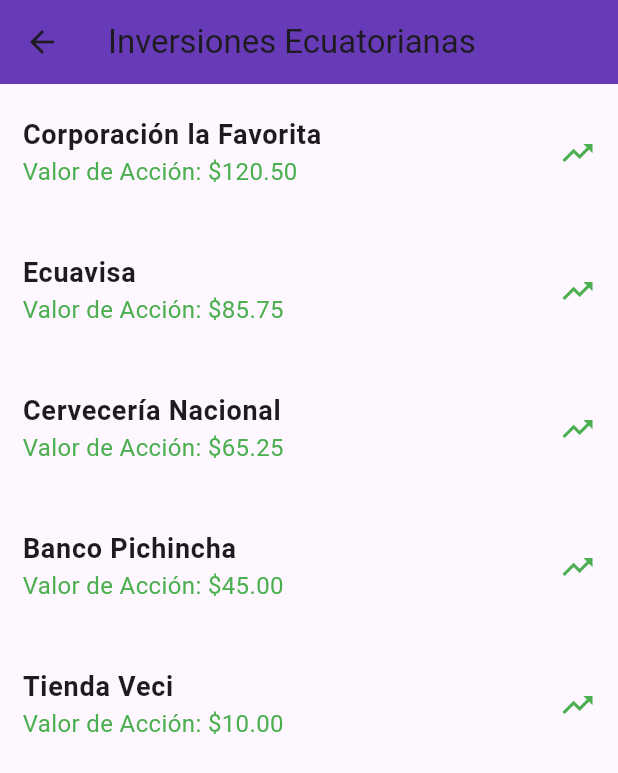
After one commit to DanielAlexander27/hackathon-v2-deuna, a Flutter app: the EcuInvest screen opened by its route, on a phone screen of 412 x 824 dp. The commit adds this screen. Shown: the top 773 px of the screen. Run offline on Flutter 3.47's test engine with Material 3 defaults, Android fonts, the phone set to English and light mode, and no system bars; our stand-ins replace fl_chart, flutter_riverpod, go_router, riverpod_annotation; generated files the repository leaves out were written again.

Commit message:
EcuInvest

```diff
--- a/lib/router/app_router/app_router.dart
+++ b/lib/router/app_router/app_router.dart
@@ -64,6 +64,12 @@
                 parentNavigatorKey: rootNavigatorKey,
                 builder: (context, state) => AcademyScreen(),
               ),
+              GoRoute(
+                path: Destinations.ecuInvest.path,
+                name: Destinations.ecuInvest.path,
+                parentNavigatorKey: rootNavigatorKey,
+                builder: (context, state) => EcuInvest(),
+              ),
             ],
           ),
           GoRoute(
--- /dev/null
+++ b/lib/ui/screens/ecuInvest/ecu_invest.dart
@@ -0,0 +1,114 @@
+import 'package:fl_chart/fl_chart.dart';
+import 'package:flutter/material.dart';
+import 'package:hackathon_v2_deuna/ui/styles/app_colors.dart';
+import 'grafico_acciones.dart';
+
+// Modelo de Empresa
+class Empresa {
+  final String nombre;
+  final double valorAccion;
+  final List<FlSpot> historialAcciones;
+
+  Empresa({required this.nombre, required this.valorAccion, required this.historialAcciones});
+}
+
+class EcuInvest extends StatelessWidget {
+  // Lista de empresas con datos históricos
+  final List<Empresa> empresas = [
+    Empresa(
+      nombre: 'Corporación la Favorita',
+      valorAccion: 120.50,
+      historialAcciones: [
+        FlSpot(0, 120.50),
+        FlSpot(1, 125.00),
+        FlSpot(2, 130.80),
+        FlSpot(3, 128.00),
+        FlSpot(4, 135.00),
+      ],
+    ),
+    Empresa(
+      nombre: 'Ecuavisa',
+      valorAccion: 85.75,
+      historialAcciones: [
+        FlSpot(0, 85.75),
+        FlSpot(1, 90.20),
+        FlSpot(2, 88.00),
+        FlSpot(3, 89.50),
+        FlSpot(4, 87.00),
+      ],
+    ),
+    Empresa(
+      nombre: 'Cervecería Nacional',
+      valorAccion: 65.25,
+      historialAcciones: [
+        FlSpot(0, 65.25),
+        FlSpot(1, 63.00),
+        FlSpot(2, 62.50),
+        FlSpot(3, 64.00),
+        FlSpot(4, 66.00),
+      ],
+    ),
+    Empresa(
+      nombre: 'Banco Pichincha',
+      valorAccion: 45.00,
+      historialAcciones: [
+        FlSpot(0, 45.00),
+        FlSpot(1, 46.00),
+        FlSpot(2, 44.50),
+        FlSpot(3, 43.75),
+        FlSpot(4, 45.50),
+      ],
+    ),
+    Empresa(
+      nombre: 'Tienda Veci',
+      valorAccion: 10.00,
+      historialAcciones: [
+        FlSpot(0, 10.00),
+        FlSpot(1, 9.50),
+        FlSpot(2, 9.75),
+        FlSpot(3, 10.25),
+        FlSpot(4, 10.50),
+      ],
+    ),
+  ];
+
+  @override
+  Widget build(BuildContext context) {
+    return Scaffold(
+      appBar: AppBar(
+        title: Text('Inversiones Ecuatorianas'),
+        backgroundColor: Colors.deepPurple,
+      ),
+      body: ListView.builder(
+        itemCount: empresas.length,
+        itemBuilder: (context, index) {
+          final empresa = empresas[index];
+          return ListTile(
+            contentPadding: EdgeInsets.symmetric(vertical: 10.0, horizontal: 15.0),
+            title: Text(
+              empresa.nombre,
+              style: TextStyle(fontSize: 18, fontWeight: FontWeight.bold),
+            ),
+            subtitle: Text(
+              'Valor de Acción: \$${empresa.valorAccion.toStringAsFixed(2)}',
+              style: TextStyle(fontSize: 16, color: Colors.green),
+            ),
+            trailing: Icon(Icons.trending_up, color: Colors.green),
+            onTap: () {
+              // Navegar a la pantalla de gráfico cuando se hace clic en la empresa
+              Navigator.push(
+                context,
+                MaterialPageRoute(
+                  builder: (context) => GraficoAcciones(
+                    nombreEmpresa: empresa.nombre,
+                    historialAcciones: empresa.historialAcciones,
+                  ),
+                ),
+              );
+            },
+          );
+        },
+      ),
+    );
+  }
+}
--- a/lib/ui/screens/screens.dart
+++ b/lib/ui/screens/screens.dart
@@ -2,3 +2,4 @@
 export './chatbot/chatbot_screen.dart';
 export './future_calculator/future_calculator_screen.dart';
 export './academy/academy_screen.dart';
+export './ecuInvest/ecu_invest.dart';
```
Also changed, not shown: lib/ui/screens/ecuInvest/grafico_acciones.dart (added, +42 -0 lines).
